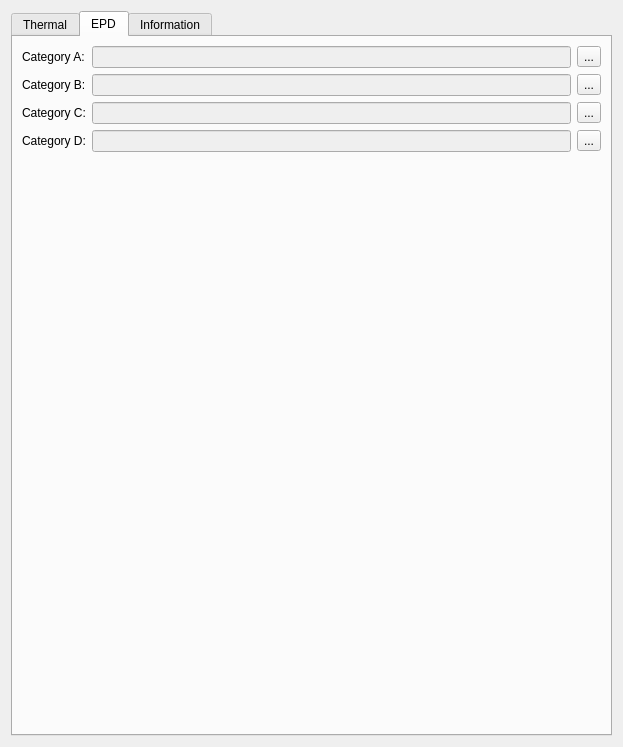
Qt form SIM-VICUS/src/SVDBMaterialEditWidget.ui (ghorwin/SIM-VICUS) before a commit.
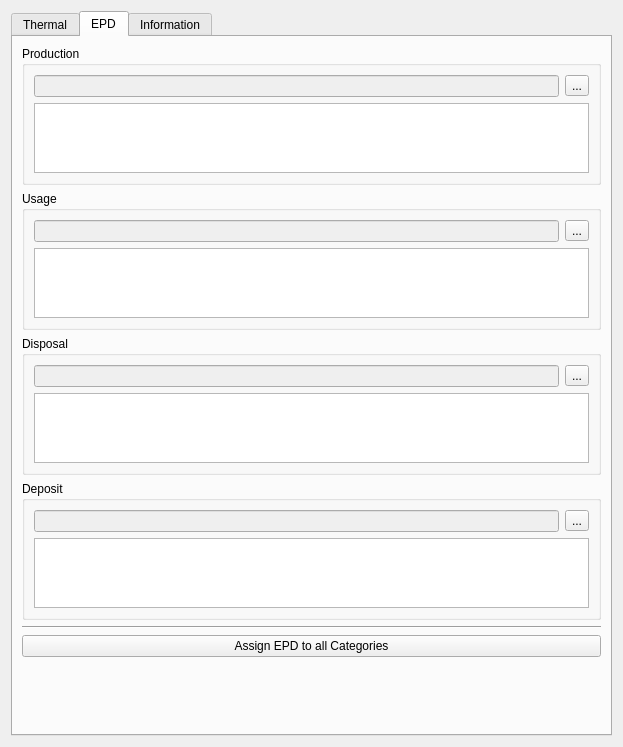
The same form after that commit. Custom widgets are drawn as their Qt base class.

Commit message: modified material widget; added view for all sub-categories; and added option to set epd to all categories.

```diff
--- a/SIM-VICUS/src/SVDBMaterialEditWidget.ui
+++ b/SIM-VICUS/src/SVDBMaterialEditWidget.ui
@@ -145,7 +145,27 @@
        <string>EPD</string>
       </attribute>
       <layout class="QGridLayout" name="gridLayout_6">
-       <item row="3" column="3">
+       <item row="6" column="0" colspan="4">
+        <widget class="QPushButton" name="pushButton">
+         <property name="text">
+          <string>Assign EPD to all Categories</string>
+         </property>
+        </widget>
+       </item>
+       <item row="4" column="0" colspan="4">
+        <widget class="QGroupBox" name="groupBox_4">
+         <property name="title">
+          <string>Deposit</string>
+         </property>
+         <layout class="QGridLayout" name="gridLayout_10">
+          <item row="0" column="0">
+           <widget class="QLineEdit" name="lineEditCatD">
+            <property name="enabled">
+             <bool>false</bool>
+            </property>
+           </widget>
+          </item>
+          <item row="0" column="1">
         <widget class="QToolButton" name="toolButtonSelectCatD">
          <property name="enabled">
           <bool>true</bool>
@@ -155,108 +175,91 @@
          </property>
         </widget>
        </item>
-       <item row="3" column="1">
-        <widget class="QLineEdit" name="lineEditCatD">
-         <property name="enabled">
-          <bool>false</bool>
-         </property>
-        </widget>
-       </item>
-       <item row="0" column="3">
-        <widget class="QToolButton" name="toolButtonSelectCatA">
-         <property name="text">
-          <string>...</string>
-         </property>
+          <item row="1" column="0" colspan="2">
+           <widget class="QTableWidget" name="tableWidgetCatD"/>
+          </item>
+         </layout>
         </widget>
        </item>
-       <item row="2" column="1">
+       <item row="2" column="0" colspan="4">
+        <widget class="QGroupBox" name="groupBox_3">
+         <property name="title">
+          <string>Disposal</string>
+         </property>
+         <layout class="QGridLayout" name="gridLayout_9">
+          <item row="0" column="0">
         <widget class="QLineEdit" name="lineEditCatC">
          <property name="enabled">
           <bool>false</bool>
          </property>
         </widget>
        </item>
-       <item row="1" column="0">
-        <widget class="QLabel" name="labelCatB">
-         <property name="minimumSize">
-          <size>
-           <width>60</width>
-           <height>0</height>
-          </size>
-         </property>
+          <item row="0" column="1">
+           <widget class="QToolButton" name="toolButtonSelectCatC">
          <property name="text">
-          <string>Category B:</string>
+             <string>...</string>
          </property>
         </widget>
        </item>
-       <item row="2" column="0">
-        <widget class="QLabel" name="labelCatC">
-         <property name="minimumSize">
-          <size>
-           <width>60</width>
-           <height>0</height>
-          </size>
+          <item row="1" column="0" colspan="2">
+           <widget class="QTableWidget" name="tableWidgetCatC"/>
+          </item>
+         </layout>
+        </widget>
+       </item>
+       <item row="0" column="0" colspan="4">
+        <widget class="QGroupBox" name="groupBoxProduction">
+         <property name="title">
+          <string>Production</string>
          </property>
+         <layout class="QGridLayout" name="gridLayout_7">
+          <item row="0" column="1">
+           <widget class="QToolButton" name="toolButtonSelectCatA">
          <property name="text">
-          <string>Category C:</string>
+             <string>...</string>
          </property>
         </widget>
        </item>
-       <item row="0" column="1">
+          <item row="0" column="0">
         <widget class="QLineEdit" name="lineEditCatA">
          <property name="enabled">
           <bool>false</bool>
          </property>
         </widget>
        </item>
-       <item row="1" column="3">
-        <widget class="QToolButton" name="toolButtonSelectCatB">
-         <property name="text">
-          <string>...</string>
-         </property>
+          <item row="1" column="0" colspan="2">
+           <widget class="QTableWidget" name="tableWidgetCatA"/>
+          </item>
+         </layout>
         </widget>
        </item>
+       <item row="1" column="0" colspan="4">
+        <widget class="QGroupBox" name="groupBox_2">
+         <property name="title">
+          <string>Usage</string>
+         </property>
+         <layout class="QGridLayout" name="gridLayout_8">
        <item row="0" column="0">
-        <widget class="QLabel" name="labelCatA">
-         <property name="minimumSize">
-          <size>
-           <width>60</width>
-           <height>0</height>
-          </size>
-         </property>
-         <property name="text">
-          <string>Category A:</string>
-         </property>
-        </widget>
-       </item>
-       <item row="1" column="1">
         <widget class="QLineEdit" name="lineEditCatB">
          <property name="enabled">
           <bool>false</bool>
          </property>
         </widget>
        </item>
-       <item row="2" column="3">
-        <widget class="QToolButton" name="toolButtonSelectCatC">
+          <item row="0" column="1">
+           <widget class="QToolButton" name="toolButtonSelectCatB">
          <property name="text">
           <string>...</string>
          </property>
         </widget>
        </item>
-       <item row="3" column="0">
-        <widget class="QLabel" name="labelCatD">
-         <property name="minimumSize">
-          <size>
-           <width>60</width>
-           <height>0</height>
-          </size>
-         </property>
-         <property name="text">
-          <string>Category D:</string>
-         </property>
+          <item row="1" column="0" colspan="2">
+           <widget class="QTableWidget" name="tableWidgetCatB"/>
+          </item>
+         </layout>
         </widget>
        </item>
-       <item row="4" column="1">
+       <item row="7" column="1">
         <spacer name="verticalSpacer_2">
          <property name="orientation">
           <enum>Qt::Vertical</enum>
@@ -269,6 +272,13 @@
          </property>
         </spacer>
        </item>
+       <item row="5" column="0" colspan="4">
+        <widget class="Line" name="line">
+         <property name="orientation">
+          <enum>Qt::Horizontal</enum>
+         </property>
+        </widget>
+       </item>
       </layout>
      </widget>
      <widget class="QWidget" name="Information">
```
Left out of the diff: 4 changed lines with no effect on the pictures. Lines whose indentation alone changed are shown as unchanged. The commit also changes 2 other files.
